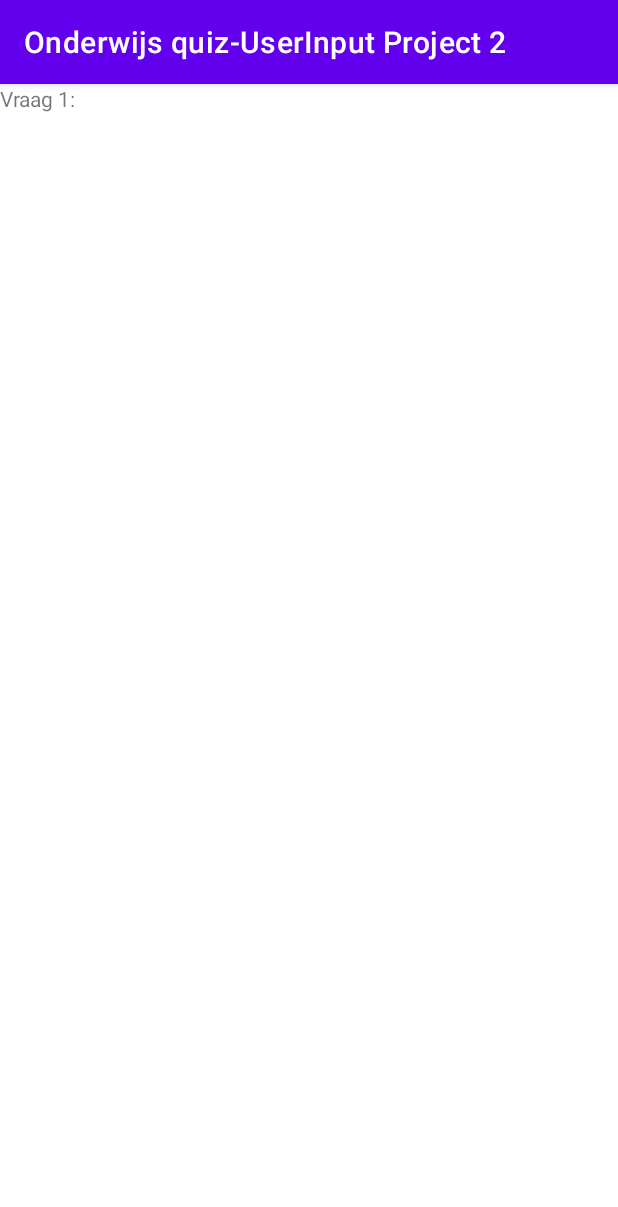
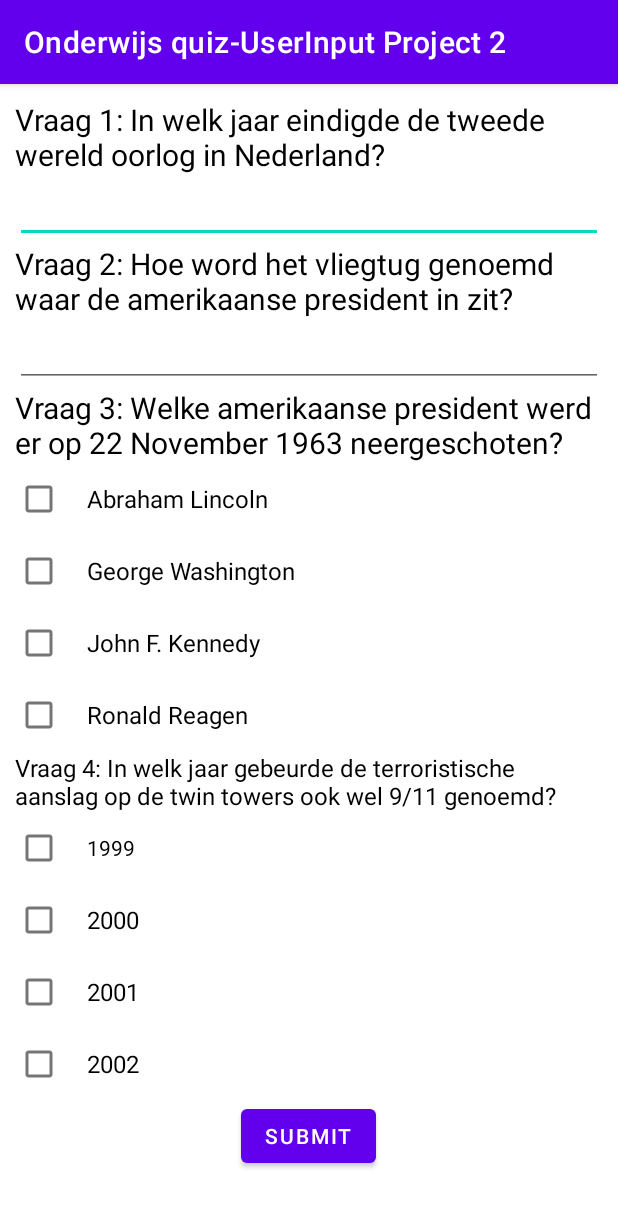
Before and after one commit to timodokter/android-development, an Android app: the screen it shows after launch (MainActivity), on a phone screen of 412 x 824 dp. Shown: the top 1207 px of the screen. Run offline under Robolectric (Android 15) with nearby library versions, the light colour scheme and no system bars.

Commit message:
the xml file is done for now

```diff
--- a/OnderwijsquizUserInputProject2/app/src/main/res/layout/activity_main.xml
+++ b/OnderwijsquizUserInputProject2/app/src/main/res/layout/activity_main.xml
@@ -8,12 +8,124 @@
 
     <LinearLayout
         android:layout_width="match_parent"
-        android:layout_height="match_parent" >
+        android:layout_height="match_parent"
+        android:layout_margin="10dp"
+        android:orientation="vertical">
 
+
+        <!--        vraag 1-->
         <TextView
             android:layout_width="wrap_content"
             android:layout_height="wrap_content"
-            android:text="Vraag 1: " />
+            android:text="Vraag 1: In welk jaar eindigde de tweede wereld oorlog in Nederland?"
+            android:textColor="@android:color/black"
+            android:textSize="20sp" />
 
+        <EditText
+            android:id="@+id/vraag1_antwoord"
+            android:layout_width="match_parent"
+            android:layout_height="wrap_content" />
+
+        <!--        vraag 2-->
+        <TextView
+            android:layout_width="wrap_content"
+            android:layout_height="wrap_content"
+            android:text="Vraag 2: Hoe word het vliegtug genoemd waar de amerikaanse president in zit?"
+            android:textColor="@android:color/black"
+            android:textSize="20sp" />
+
+        <EditText
+            android:id="@+id/vraag2_antwoord"
+            android:layout_width="match_parent"
+            android:layout_height="wrap_content" />
+
+        <!--        vraag 3-->
+        <TextView
+            android:layout_width="wrap_content"
+            android:layout_height="wrap_content"
+            android:text="Vraag 3: Welke amerikaanse president werd er op 22 November 1963 neergeschoten?"
+            android:textColor="@android:color/black"
+            android:textSize="20sp" />
+
+        <CheckBox
+            android:id="@+id/vraag3_antwoord1"
+            android:layout_width="wrap_content"
+            android:layout_height="wrap_content"
+            android:paddingStart="16dp"
+            android:text="Abraham Lincoln"
+            android:textSize="16sp" />
+
+        <CheckBox
+            android:id="@+id/vraag3_antwoord2"
+            android:layout_width="wrap_content"
+            android:layout_height="wrap_content"
+            android:paddingStart="16dp"
+            android:text="George Washington"
+            android:textSize="16sp" />
+
+        <CheckBox
+            android:id="@+id/vraag3_antwoord3"
+            android:layout_width="wrap_content"
+            android:layout_height="wrap_content"
+            android:paddingStart="16dp"
+            android:text="John F. Kennedy"
+            android:textSize="16sp" />
+
+        <CheckBox
+            android:id="@+id/vraag3_antwoord4"
+            android:layout_width="wrap_content"
+            android:layout_height="wrap_content"
+            android:paddingStart="16dp"
+            android:text="Ronald Reagen"
+            android:textSize="16sp" />
+
+        <!--        vraag 4-->
+        <TextView
+            android:layout_width="wrap_content"
+            android:layout_height="wrap_content"
+            android:text="Vraag 4: In welk jaar gebeurde de terroristische aanslag op de twin towers ook wel 9/11 genoemd?"
+            android:textColor="@android:color/black"
+            android:textSize="16sp" />
+
+        <CheckBox
+            android:id="@+id/vraag4_antwoord1"
+            android:layout_width="wrap_content"
+            android:layout_height="wrap_content"
+            android:paddingStart="16dp"
+            android:text="1999"
+            android:textSize="14sp" />
+
+        <CheckBox
+            android:id="@+id/vraag4_antwoord2"
+            android:layout_width="wrap_content"
+            android:layout_height="wrap_content"
+            android:paddingStart="16dp"
+            android:text="2000"
+            android:textSize="16sp" />
+
+        <CheckBox
+            android:id="@+id/vraag4_antwoord3"
+            android:layout_width="wrap_content"
+            android:layout_height="wrap_content"
+            android:paddingStart="16dp"
+            android:text="2001"
+            android:textSize="16sp" />
+
+        <CheckBox
+            android:id="@+id/vraag4_antwoord4"
+            android:layout_width="wrap_content"
+            android:layout_height="wrap_content"
+            android:paddingStart="16dp"
+            android:text="2002"
+            android:textSize="16sp" />
+
+        <Button
+            android:id="@+id/submit_button"
+            android:layout_width="wrap_content"
+            android:layout_height="wrap_content"
+            android:layout_gravity="center_horizontal"
+            android:layout_marginBottom="8dp"
+            android:text="Submit" />
     </LinearLayout>
+
 </ScrollView>
```
